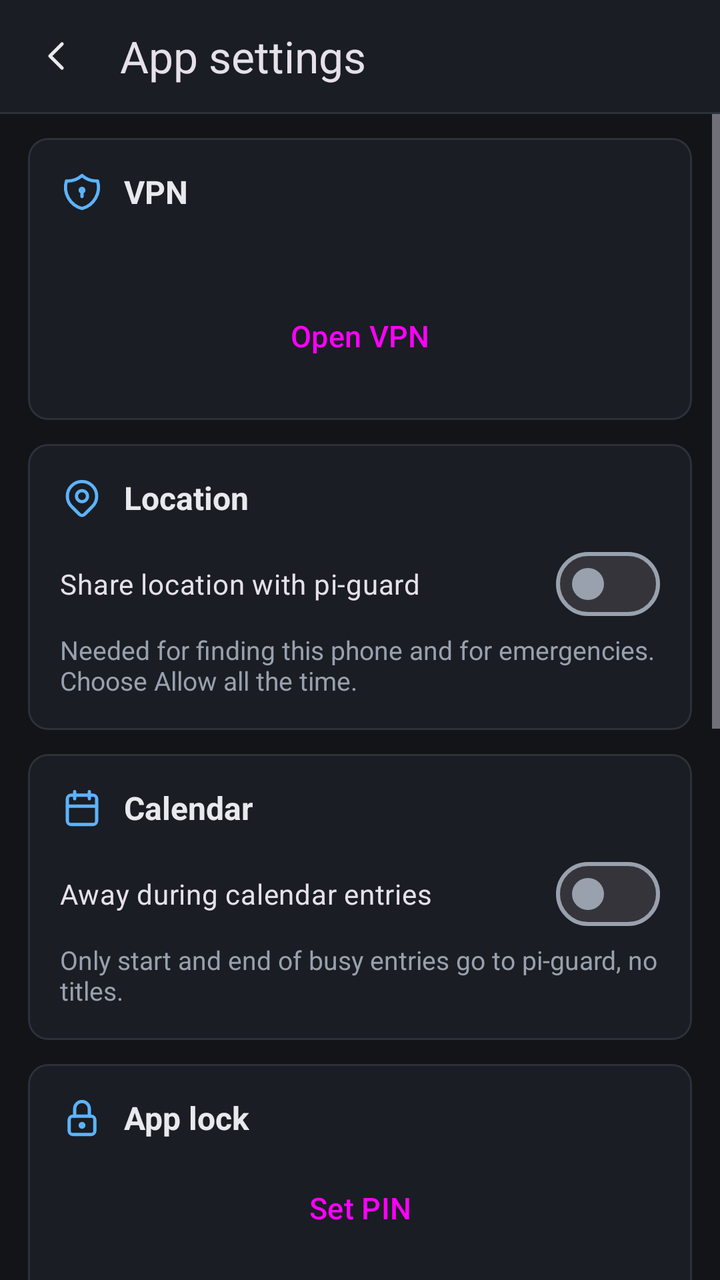
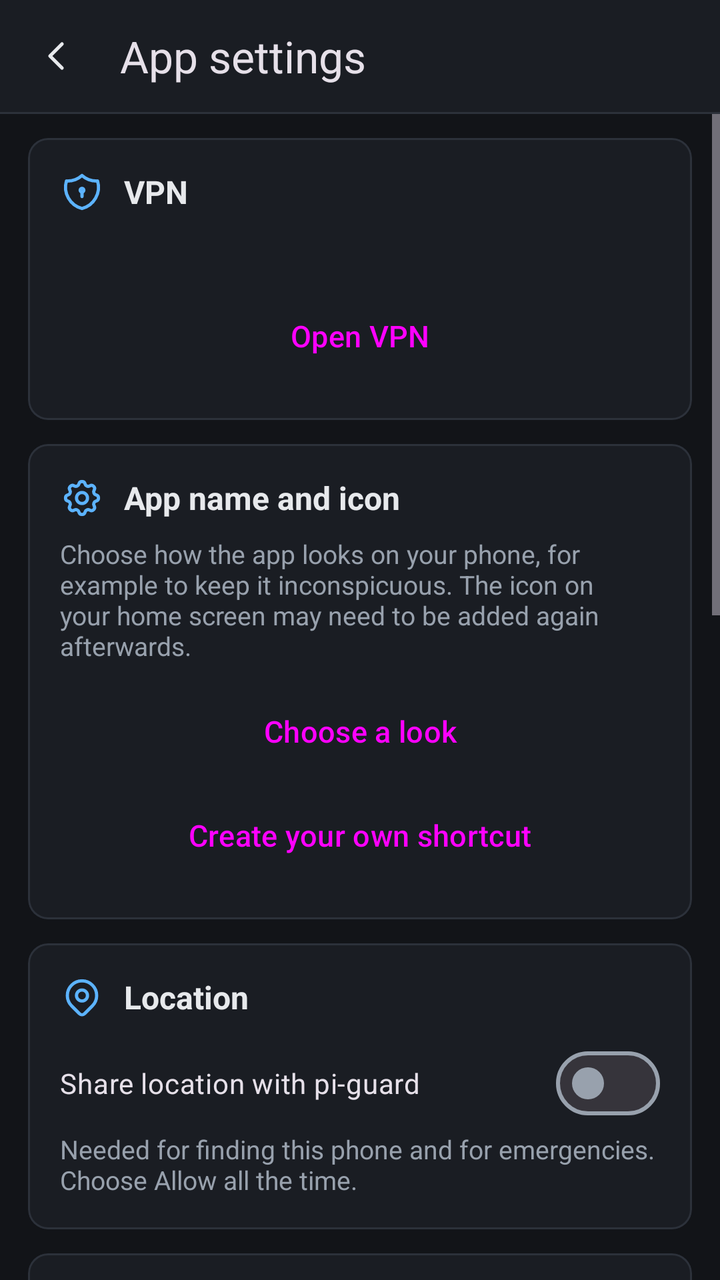

Compare the two renders of this Android layout. The source of the first and the diff that turns it into the second are given below.
<!-- AndroidManifest.xml: application theme Theme.PiGuard -->
<!-- res/layout/activity_settings.xml -->
<?xml version="1.0" encoding="utf-8"?>
<LinearLayout xmlns:android="http://schemas.android.com/apk/res/android" xmlns:app="http://schemas.android.com/apk/res-auto" android:layout_width="match_parent" android:layout_height="match_parent" android:orientation="vertical" android:background="@color/bg" android:fitsSystemWindows="true">
<com.google.android.material.appbar.MaterialToolbar android:id="@+id/toolbar" android:layout_width="match_parent" android:layout_height="56dp" android:background="@color/surface" app:title="@string/settings_title" app:navigationIcon="@drawable/ic_chevron_left" app:navigationContentDescription="@string/back" />
<View android:layout_width="match_parent" android:layout_height="1dp" android:background="@color/line" />
<ScrollView android:layout_width="match_parent" android:layout_height="0dp" android:layout_weight="1">
<LinearLayout android:layout_width="match_parent" android:layout_height="wrap_content" android:orientation="vertical" android:paddingHorizontal="14dp" android:paddingBottom="24dp">
    <com.google.android.material.card.MaterialCardView style="@style/Card" android:layout_width="match_parent" android:layout_height="wrap_content">
        <LinearLayout android:layout_width="match_parent" android:layout_height="wrap_content" android:orientation="vertical" android:padding="16dp">
            <LinearLayout android:layout_width="match_parent" android:layout_height="wrap_content" android:gravity="center_vertical" android:layout_marginBottom="8dp">
                <ImageView android:layout_width="22dp" android:layout_height="22dp" android:src="@drawable/ic_shield_lock" app:tint="@color/accent" android:importantForAccessibility="no" />
                <TextView style="@style/Heading" android:text="@string/vpn_title" />
            </LinearLayout>
            <TextView android:id="@+id/vpn_state" android:layout_width="wrap_content" android:layout_height="wrap_content" android:layout_marginBottom="8dp" android:textColor="@color/muted" />
            <Button android:id="@+id/vpn_toggle" style="@style/Button" android:layout_width="match_parent" android:layout_height="wrap_content" android:text="@string/vpn_open" app:icon="@drawable/ic_shield_lock" />
        </LinearLayout>
    </com.google.android.material.card.MaterialCardView>
    <com.google.android.material.card.MaterialCardView style="@style/Card" android:layout_width="match_parent" android:layout_height="wrap_content">
        <LinearLayout android:layout_width="match_parent" android:layout_height="wrap_content" android:orientation="vertical" android:padding="16dp">
            <LinearLayout android:layout_width="match_parent" android:layout_height="wrap_content" android:gravity="center_vertical" android:layout_marginBottom="8dp">
                <ImageView android:layout_width="22dp" android:layout_height="22dp" android:src="@drawable/ic_map_pin" app:tint="@color/accent" android:importantForAccessibility="no" />
                <TextView style="@style/Heading" android:text="@string/location_section" />
            </LinearLayout>
            <com.google.android.material.materialswitch.MaterialSwitch android:id="@+id/location" android:layout_width="match_parent" android:layout_height="wrap_content" android:text="@string/location_use" />
            <TextView style="@style/Hint" android:text="@string/location_hint" />
        </LinearLayout>
    </com.google.android.material.card.MaterialCardView>
    <com.google.android.material.card.MaterialCardView style="@style/Card" android:layout_width="match_parent" android:layout_height="wrap_content">
        <LinearLayout android:layout_width="match_parent" android:layout_height="wrap_content" android:orientation="vertical" android:padding="16dp">
            <LinearLayout android:layout_width="match_parent" android:layout_height="wrap_content" android:gravity="center_vertical" android:layout_marginBottom="8dp">
                <ImageView android:layout_width="22dp" android:layout_height="22dp" android:src="@drawable/ic_calendar" app:tint="@color/accent" android:importantForAccessibility="no" />
                <TextView style="@style/Heading" android:text="@string/calendar_section" />
            </LinearLayout>
            <com.google.android.material.materialswitch.MaterialSwitch android:id="@+id/calendar" android:layout_width="match_parent" android:layout_height="wrap_content" android:text="@string/calendar_use" />
            <TextView style="@style/Hint" android:text="@string/calendar_hint" />
        </LinearLayout>
    </com.google.android.material.card.MaterialCardView>
    <com.google.android.material.card.MaterialCardView style="@style/Card" android:layout_width="match_parent" android:layout_height="wrap_content">
        <LinearLayout android:layout_width="match_parent" android:layout_height="wrap_content" android:orientation="vertical" android:padding="16dp">
            <LinearLayout android:layout_width="match_parent" android:layout_height="wrap_content" android:gravity="center_vertical" android:layout_marginBottom="8dp">
                <ImageView android:layout_width="22dp" android:layout_height="22dp" android:src="@drawable/ic_lock" app:tint="@color/accent" android:importantForAccessibility="no" />
                <TextView style="@style/Heading" android:text="@string/lock_section" />
            </LinearLayout>
            <Button android:id="@+id/pin_set" style="@style/Button.Tonal" android:layout_width="match_parent" android:layout_height="wrap_content" android:text="@string/pin_set" app:icon="@drawable/ic_key" />
            <Button android:id="@+id/pin_remove" style="@style/Button.Tonal" android:layout_width="match_parent" android:layout_height="wrap_content" android:text="@string/pin_remove" app:icon="@drawable/ic_trash" />
            <com.google.android.material.materialswitch.MaterialSwitch android:id="@+id/biometric" android:layout_width="match_parent" android:layout_height="wrap_content" android:text="@string/bio_use" />
        </LinearLayout>
    </com.google.android.material.card.MaterialCardView>
    <com.google.android.material.card.MaterialCardView style="@style/Card" android:layout_width="match_parent" android:layout_height="wrap_content">
        <LinearLayout android:layout_width="match_parent" android:layout_height="wrap_content" android:orientation="vertical" android:padding="16dp">
            <LinearLayout android:layout_width="match_parent" android:layout_height="wrap_content" android:gravity="center_vertical" android:layout_marginBottom="8dp">
                <ImageView android:layout_width="22dp" android:layout_height="22dp" android:src="@drawable/ic_world" app:tint="@color/accent" android:importantForAccessibility="no" />
                <TextView style="@style/Heading" android:text="@string/address_section" />
            </LinearLayout>
            <com.google.android.material.textfield.TextInputLayout style="@style/Field" android:layout_width="match_parent" android:layout_height="wrap_content" android:hint="@string/setup_url">
                <com.google.android.material.textfield.TextInputEditText android:id="@+id/address" android:layout_width="match_parent" android:layout_height="wrap_content" android:inputType="textUri" android:importantForAutofill="no" />
            </com.google.android.material.textfield.TextInputLayout>
            <Button android:id="@+id/address_save" style="@style/Button.Tonal" android:layout_width="match_parent" android:layout_height="wrap_content" android:text="@string/address_save" app:icon="@drawable/ic_check" android:layout_marginTop="8dp" />
        </LinearLayout>
    </com.google.android.material.card.MaterialCardView>
    <com.google.android.material.card.MaterialCardView style="@style/Card" android:layout_width="match_parent" android:layout_height="wrap_content">
        <LinearLayout android:layout_width="match_parent" android:layout_height="wrap_content" android:orientation="vertical" android:padding="16dp">
            <LinearLayout android:layout_width="match_parent" android:layout_height="wrap_content" android:gravity="center_vertical" android:layout_marginBottom="8dp">
                <ImageView android:layout_width="22dp" android:layout_height="22dp" android:src="@drawable/ic_download" app:tint="@color/accent" android:importantForAccessibility="no" />
                <TextView style="@style/Heading" android:text="@string/update_section" />
            </LinearLayout>
            <Button android:id="@+id/update" style="@style/Button.Tonal" android:layout_width="match_parent" android:layout_height="wrap_content" android:text="@string/update_check" app:icon="@drawable/ic_refresh" />
        </LinearLayout>
    </com.google.android.material.card.MaterialCardView>
    <Button android:id="@+id/unpair" style="@style/Button.Outlined" android:layout_width="match_parent" android:layout_height="wrap_content" android:layout_marginTop="20dp" android:text="@string/unpair" app:icon="@drawable/ic_logout" />
</LinearLayout>
</ScrollView>
</LinearLayout>
<!-- resources referenced by this layout -->
<resources>
  <color name="accent">#5CB3FF</color>
  <color name="bg">#121418</color>
  <color name="line">#2C313A</color>
  <color name="muted">#98A1AD</color>
  <color name="surface">#1A1D23</color>
  <string name="address_save">Save address</string>
  <string name="address_section">Address</string>
  <string name="back">Back</string>
  <string name="bio_use">Unlock with fingerprint or face</string>
  <string name="calendar_hint">Only start and end of busy entries go to pi-guard, no titles.</string>
  <string name="calendar_section">Calendar</string>
  <string name="calendar_use">Away during calendar entries</string>
  <string name="location_hint">Needed for finding this phone and for emergencies. Choose Allow all the time.</string>
  <string name="location_section">Location</string>
  <string name="location_use">Share location with pi-guard</string>
  <string name="lock_section">App lock</string>
  <string name="pin_remove">Remove PIN</string>
  <string name="pin_set">Set PIN</string>
  <string name="settings_title">App settings</string>
  <string name="setup_url">Address, e.g. https://192.168.178.109:8443</string>
  <string name="unpair">Disconnect this phone</string>
  <string name="update_check">Check for updates</string>
  <string name="update_section">App version</string>
  <string name="vpn_open">Open VPN</string>
  <string name="vpn_title">VPN</string>
  <style name="Button" parent="Widget.Material3.Button">
          <item name="cornerRadius">10dp</item><item name="android:minHeight">52dp</item><item name="android:textAllCaps">false</item><item name="android:textSize">15sp</item><item name="iconGravity">textStart</item><item name="iconPadding">8dp</item>
      </style>
  <style name="Card" parent="Widget.Material3.CardView.Outlined">
          <item name="cardCornerRadius">10dp</item><item name="cardBackgroundColor">@color/surface</item><item name="strokeColor">@color/line</item><item name="strokeWidth">1dp</item><item name="android:layout_marginTop">12dp</item>
      </style>
  <style name="Hint"><item name="android:layout_width">wrap_content</item><item name="android:layout_height">wrap_content</item><item name="android:textColor">@color/muted</item><item name="android:textSize">13sp</item></style>
  <color name="text">#E7E9EC</color>
  <color name="danger">#FF6B6B</color>
  <color name="accent_ink">#0B1A29</color>
  <color name="surface2">#22262E</color>
  <!-- unchanged entries left out for length: 17 -->
</resources>

<!-- the commit's change to res/layout/activity_settings.xml (unified diff, before → after) -->
@@ -12,6 +12,17 @@
             </LinearLayout>
             <TextView android:id="@+id/vpn_state" android:layout_width="wrap_content" android:layout_height="wrap_content" android:layout_marginBottom="8dp" android:textColor="@color/muted" />
             <Button android:id="@+id/vpn_toggle" style="@style/Button" android:layout_width="match_parent" android:layout_height="wrap_content" android:text="@string/vpn_open" app:icon="@drawable/ic_shield_lock" />
+        </LinearLayout>
+    </com.google.android.material.card.MaterialCardView>
+    <com.google.android.material.card.MaterialCardView style="@style/Card" android:layout_width="match_parent" android:layout_height="wrap_content">
+        <LinearLayout android:layout_width="match_parent" android:layout_height="wrap_content" android:orientation="vertical" android:padding="16dp">
+            <LinearLayout android:layout_width="match_parent" android:layout_height="wrap_content" android:gravity="center_vertical" android:layout_marginBottom="8dp">
+                <ImageView android:layout_width="22dp" android:layout_height="22dp" android:src="@drawable/ic_settings" app:tint="@color/accent" android:importantForAccessibility="no" />
+                <TextView style="@style/Heading" android:text="@string/look_title" />
+            </LinearLayout>
+            <TextView style="@style/Hint" android:layout_marginBottom="8dp" android:text="@string/look_hint" />
+            <Button android:id="@+id/look_choose" style="@style/Button" android:layout_width="match_parent" android:layout_height="wrap_content" android:text="@string/look_choose" />
+            <Button android:id="@+id/look_shortcut" style="@style/Button.Tonal" android:layout_width="match_parent" android:layout_height="wrap_content" android:text="@string/look_shortcut" />
         </LinearLayout>
     </com.google.android.material.card.MaterialCardView>
     <com.google.android.material.card.MaterialCardView style="@style/Card" android:layout_width="match_parent" android:layout_height="wrap_content">
<!-- resource entries referenced after the edit -->
@@ -5,6 +5,8 @@
   <color name="line">#2C313A</color>
   <color name="muted">#98A1AD</color>
   <color name="surface">#1A1D23</color>
+  <!-- drawable ic_settings (drawable) -->
+  <vector xmlns:android="http://schemas.android.com/apk/res/android" android:width="24dp" android:height="24dp" android:viewportWidth="24" android:viewportHeight="24"><path android:pathData="M10.325 4.317c.426 -1.756 2.924 -1.756 3.35 0a1.724 1.724 0 0 0 2.573 1.066c1.543 -.94 3.31 .826 2.37 2.37a1.724 1.724 0 0 0 1.065 2.572c1.756 .426 1.756 2.924 0 3.35a1.724 1.724 0 0 0 -1.066 2.573c.94 1.543 -.826 3.31 -2.37 2.37a1.724 1.724 0 0 0 -2.572 1.065c-.426 1.756 -2.924 1.756 -3.35 0a1.724 1.724 0 0 0 -2.573 -1.066c-1.543 .94 -3.31 -.826 -2.37 -2.37a1.724 1.724 0 0 0 -1.065 -2.572c-1.756 -.426 -1.756 -2.924 0 -3.35a1.724 1.724 0 0 0 1.066 -2.573c-.94 -1.543 .826 -3.31 2.37 -2.37c1 .608 2.296 .07 2.572 -1.065z" android:strokeColor="@color/text" android:strokeWidth="1.75" android:strokeLineCap="round" android:strokeLineJoin="round" android:fillColor="#00000000"/><path android:pathData="M9 12a3 3 0 1 0 6 0a3 3 0 0 0 -6 0" android:strokeColor="@color/text" android:strokeWidth="1.75" android:strokeLineCap="round" android:strokeLineJoin="round" android:fillColor="#00000000"/></vector>
   <string name="address_save">Save address</string>
   <string name="address_section">Address</string>
   <string name="back">Back</string>
@@ -16,6 +18,10 @@
   <string name="location_section">Location</string>
   <string name="location_use">Share location with pi-guard</string>
   <string name="lock_section">App lock</string>
+  <string name="look_choose">Choose a look</string>
+  <string name="look_hint">Choose how the app looks on your phone, for example to keep it inconspicuous. The icon on your home screen may need to be added again afterwards.</string>
+  <string name="look_shortcut">Create your own shortcut</string>
+  <string name="look_title">App name and icon</string>
   <string name="pin_remove">Remove PIN</string>
   <string name="pin_set">Set PIN</string>
   <string name="settings_title">App settings</string>
